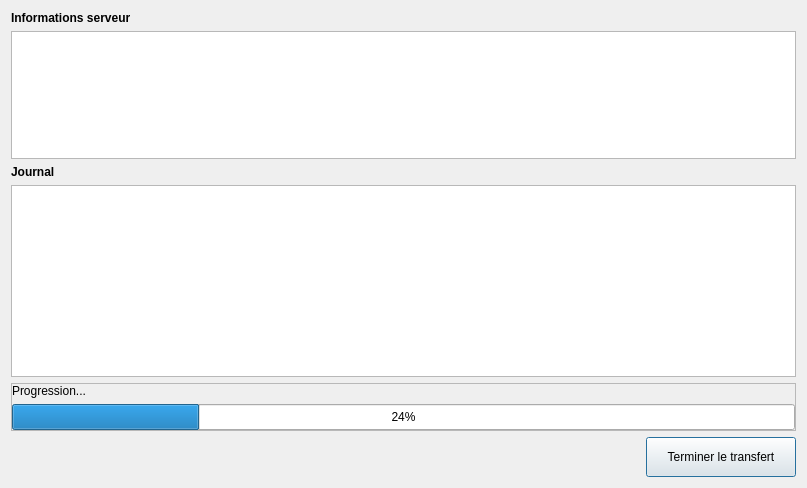
Above: python/resources/ui/streamwindow.ui from introlab/OpenIMU before the change. Below: the same form after it.
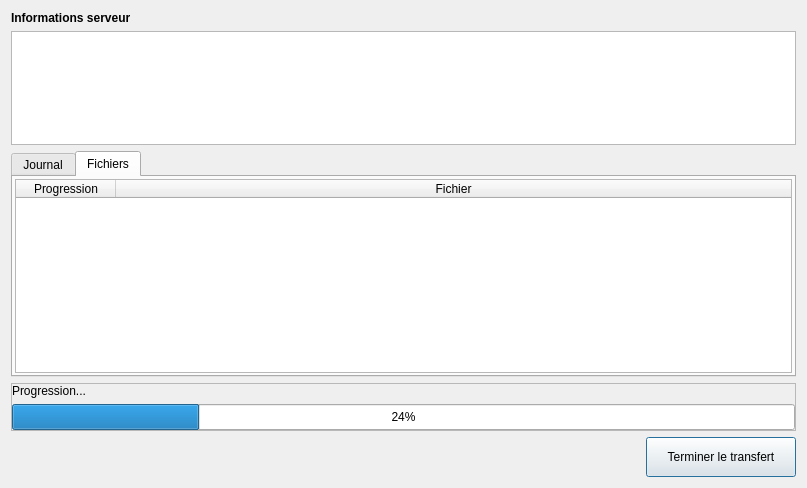
That is the form after the change. The open tabs and pages were chosen to show the change. Icons and pictures are not drawn.

```diff
--- a/python/resources/ui/streamwindow.ui
+++ b/python/resources/ui/streamwindow.ui
@@ -61,18 +61,27 @@
     </widget>
    </item>
    <item>
-    <widget class="QLabel" name="lblLog">
-     <property name="font">
-      <font>
-       <weight>75</weight>
-       <bold>true</bold>
-      </font>
+    <widget class="QTabWidget" name="tabInfos">
+     <property name="currentIndex">
+      <number>0</number>
      </property>
-     <property name="text">
+     <widget class="QWidget" name="tabLog">
+      <attribute name="title">
       <string>Journal</string>
-     </property>
-    </widget>
-   </item>
+      </attribute>
+      <layout class="QVBoxLayout" name="verticalLayout_4">
+       <property name="leftMargin">
+        <number>2</number>
+       </property>
+       <property name="topMargin">
+        <number>2</number>
+       </property>
+       <property name="rightMargin">
+        <number>2</number>
+       </property>
+       <property name="bottomMargin">
+        <number>2</number>
+       </property>
    <item>
     <widget class="QTextEdit" name="txtLog">
      <property name="enabled">
@@ -87,6 +96,61 @@
      <property name="readOnly">
       <bool>true</bool>
      </property>
+        </widget>
+       </item>
+      </layout>
+     </widget>
+     <widget class="QWidget" name="tabFiles">
+      <attribute name="title">
+       <string>Fichiers</string>
+      </attribute>
+      <layout class="QVBoxLayout" name="verticalLayout_3">
+       <property name="leftMargin">
+        <number>2</number>
+       </property>
+       <property name="topMargin">
+        <number>2</number>
+       </property>
+       <property name="rightMargin">
+        <number>2</number>
+       </property>
+       <property name="bottomMargin">
+        <number>2</number>
+       </property>
+       <item>
+        <widget class="QTableWidget" name="tableFiles">
+         <property name="editTriggers">
+          <set>QAbstractItemView::NoEditTriggers</set>
+         </property>
+         <property name="selectionMode">
+          <enum>QAbstractItemView::NoSelection</enum>
+         </property>
+         <property name="selectionBehavior">
+          <enum>QAbstractItemView::SelectRows</enum>
+         </property>
+         <property name="cornerButtonEnabled">
+          <bool>false</bool>
+         </property>
+         <property name="rowCount">
+          <number>0</number>
+         </property>
+         <attribute name="horizontalHeaderStretchLastSection">
+          <bool>true</bool>
+         </attribute>
+         <column>
+          <property name="text">
+           <string>Progression</string>
+          </property>
+         </column>
+         <column>
+          <property name="text">
+           <string>Fichier</string>
+          </property>
+         </column>
+        </widget>
+       </item>
+      </layout>
+     </widget>
     </widget>
    </item>
    <item>
```
Lines whose indentation alone changed are shown as unchanged.
